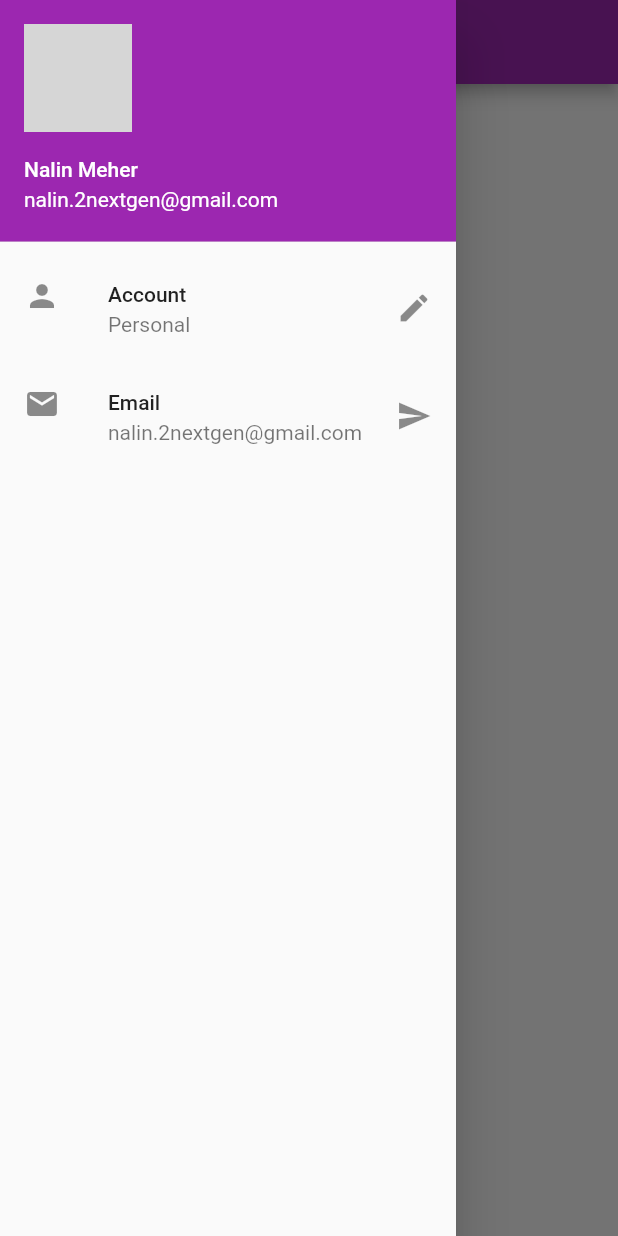
After one commit to NalinMeher/Event-Manager, a Flutter app: the screen it shows after launch, with the side drawer open, on a phone screen of 412 x 824 dp. The commit adds this screen. Run offline on Flutter 3.47's test engine with Material 2 defaults, Android fonts, the phone set to English and light mode, and no system bars; network calls fail; grey boxes are pictures that could not be loaded.

Commit message:
Drawer Moved to Separate class.

```diff
--- /dev/null
+++ b/event_manager/lib/widgets/MyDrawer.dart
@@ -0,0 +1,38 @@
+import 'package:flutter/material.dart';
+
+class MyDrawer extends StatelessWidget {
+  const MyDrawer({
+    Key? key,
+  }) : super(key: key);
+
+  @override
+  Widget build(BuildContext context) {
+    return Drawer(
+      child: ListView(
+        padding: EdgeInsets.zero,
+        children: const <Widget>[
+          UserAccountsDrawerHeader(
+            accountName: Text("Nalin Meher"),
+            accountEmail: Text("nalin.2nextgen@gmail.com"),
+            currentAccountPicture: CircleAvatar(
+              backgroundImage: NetworkImage(
+                  "https://yt3.ggpht.com/ytc/AKedOLSotxxtxDSF8sEWdRtDqDpHti27tuntj-96VWOKUg=s900-c-k-c0x00ffffff-no-rj"),
+            ),
+          ),
+          ListTile(
+            leading: Icon(Icons.person),
+            title: Text("Account"),
+            subtitle: Text("Personal"),
+            trailing: Icon(Icons.edit),
+          ),
+          ListTile(
+            leading: Icon(Icons.email),
+            title: Text("Email"),
+            subtitle: Text("nalin.2nextgen@gmail.com"),
+            trailing: Icon(Icons.send),
+          )
+        ],
+      ),
+    );
+  }
+}
```
Also changed, not shown: event_manager/lib/pages/Home.dart (+3 -26 lines).
